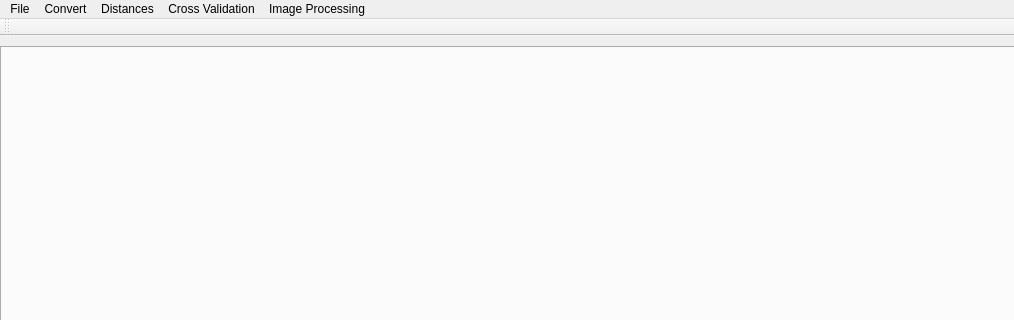
Before: the Qt Designer form App QT/ComputerVisionApplication.ui in DanielOlivaresl/Computer-Vision-Labs, drawn with Qt 5; both pictures show x 0 to 1014 and y 0 to 320 of the 1014 by 566 pixel window.
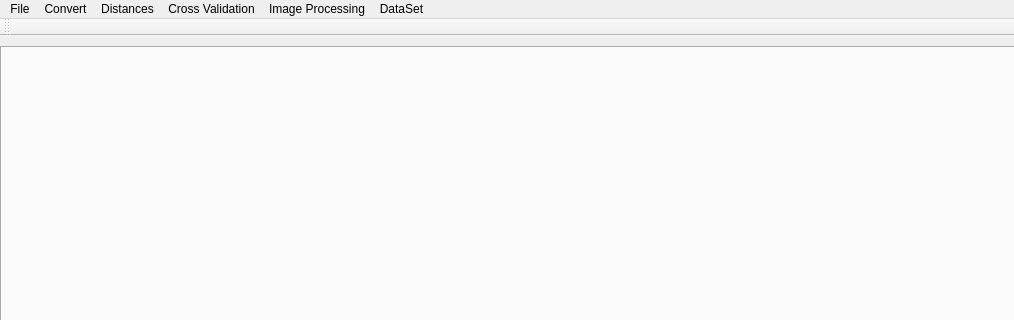
After: the same form once the commit is applied.

Commit message: Added loadDataset Functionality

What changed in the file:
```diff
--- a/App QT/ComputerVisionApplication.ui
+++ b/App QT/ComputerVisionApplication.ui
@@ -43,7 +43,7 @@
      <x>0</x>
      <y>0</y>
      <width>1014</width>
-     <height>26</height>
+     <height>22</height>
     </rect>
    </property>
    <widget class="QMenu" name="menu">
@@ -88,11 +88,18 @@
     </property>
     <addaction name="actionimageProcessingFunction1"/>
    </widget>
+   <widget class="QMenu" name="menuLoadDataSet">
+    <property name="title">
+     <string>DataSet</string>
+    </property>
+    <addaction name="actionLoadDataSet"/>
+   </widget>
    <addaction name="menu"/>
    <addaction name="menuConvert"/>
    <addaction name="menuDistances"/>
    <addaction name="menuCross_Validation"/>
    <addaction name="menuPrueba_Chevy"/>
+   <addaction name="menuLoadDataSet"/>
   </widget>
   <widget class="QToolBar" name="mainToolBar">
    <attribute name="toolBarArea">
```
Left out of the diff: 5 changed lines with no effect on the pictures.
